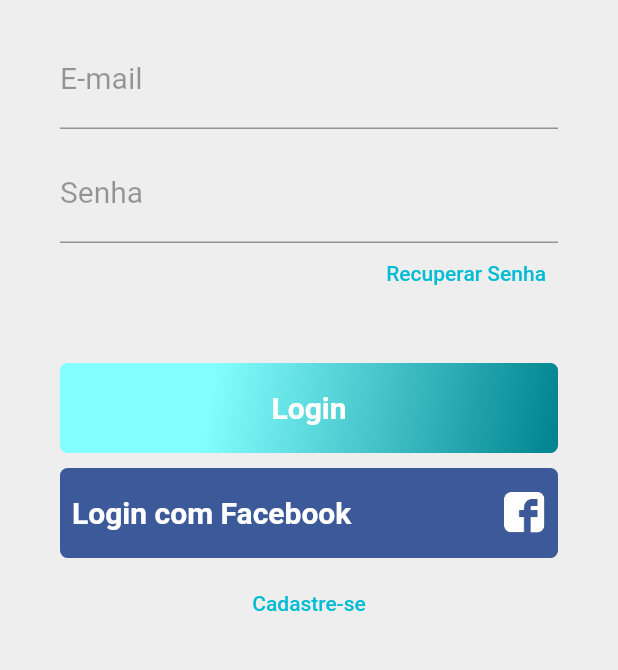
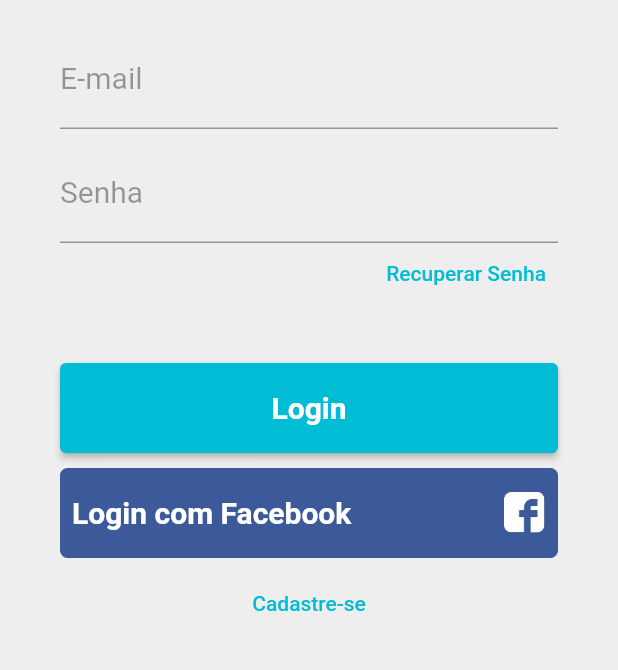
Before and after one commit to jgvilela/MarketMap, a Flutter app: the LoginPage screen opened directly, on a phone screen of 412 x 824 dp, the part 282-952 px from its top. Run offline on Flutter 3.47's test engine with Material 2 defaults, Android fonts, the phone set to English and light mode, and no system bars.

Commit message:
ultimas atualizações

```diff
--- a/market_map/lib/login.main.dart
+++ /dev/null
@@ -1,175 +0,0 @@
-import 'package:flutter/material.dart';
-
-class ResetPasswordPage extends StatelessWidget {
-  const ResetPasswordPage({Key? key}) : super(key: key);
-
-  @override
-  Widget build(BuildContext context) {
-    return Container();
-  }
-}
-
-class LoginPage extends StatelessWidget {
-  const LoginPage({Key? key}) : super(key: key);
-
-  @override
-  Widget build(BuildContext context) {
-    return Scaffold(
-      body: Container(
-        padding: EdgeInsets.only(
-          top: 60,
-          left: 40,
-          right: 40,
-        ),
-        color: Color(0XFFEEEEEE),
-        child: ListView(
-          children: <Widget>[
-            SizedBox(
-              width: 128,
-              height: 128,
-              child: Image.asset("assets/Logo2.png"),
-            ),
-            SizedBox(
-              height: 20,
-            ),
-            TextFormField(
-              keyboardType: TextInputType.emailAddress,
-              decoration: InputDecoration(
-                  labelText: "E-mail",
-                  labelStyle: TextStyle(
-                    color: Colors.black38,
-                    fontWeight: FontWeight.w400,
-                    fontSize: 20,
-                  )),
-              style: TextStyle(fontSize: 20),
-            ),
-            SizedBox(
-              height: 10,
-            ),
-            TextFormField(
-              keyboardType: TextInputType.text,
-              obscureText: true,
-              decoration: InputDecoration(
-                labelText: "Senha",
-                labelStyle: TextStyle(
-                  color: Colors.black38,
-                  fontWeight: FontWeight.w400,
-                  fontSize: 20,
-                ),
-              ),
-              style: TextStyle(fontSize: 20),
-            ),
-            Container(
-              height: 40,
-              alignment: Alignment.centerRight,
-              child: TextButton(
-                child: Text(
-                  "Recuperar Senha",
-                  textAlign: TextAlign.right,
-                ),
-                onPressed: () {
-                  Navigator.push(
-                    context,
-                    MaterialPageRoute(
-                      builder: (context) => ResetPasswordPage(),
-                    ),
-                  );
-                },
-              ),
-            ),
-            SizedBox(
-              height: 40,
-            ),
-            Container(
-              height: 60,
-              alignment: Alignment.centerLeft,
-              decoration: BoxDecoration(
-                gradient: LinearGradient(
-                  begin: Alignment.topLeft,
-                  end: Alignment.bottomRight,
-                  stops: [0.3, 1],
-                  colors: [
-                    Color(0xFF84FFFF),
-                    Color(0xFF00838F),
-                  ],
-                ),
-                borderRadius: BorderRadius.all(
-                  Radius.circular(5),
-                ),
-              ),
-              child: SizedBox.expand(
-                child: TextButton(
-                  child: Row(
-                    mainAxisAlignment: MainAxisAlignment.center,
-                    children: <Widget>[
-                      Text(
-                        "Login",
-                        style: TextStyle(
-                          fontWeight: FontWeight.bold,
-                          color: Colors.white,
-                          fontSize: 20,
-                        ),
-                        textAlign: TextAlign.left,
-                      ),
-                    ],
-                  ),
-                  onPressed: () => {},
-                ),
-              ),
-            ),
-            SizedBox(
-              height: 10,
-            ),
-            Container(
-              height: 60,
-              alignment: Alignment.centerLeft,
-              decoration: BoxDecoration(
-                color: Color(0xFF3C5A99),
-                borderRadius: BorderRadius.all(
-                  Radius.circular(5),
-                ),
-              ),
-              child: SizedBox.expand(
-                child: TextButton(
-                  onPressed: () => {},
-                  child: Row(
-                    mainAxisAlignment: MainAxisAlignment.spaceBetween,
-                    children: <Widget>[
-                      Text(
-                        "Login com Facebook",
-                        style: TextStyle(
-                          fontWeight: FontWeight.bold,
-                          color: Colors.white,
-                          fontSize: 20,
-                        ),
-                        textAlign: TextAlign.left,
-                      ),
-                      SizedBox(
-                        child: Image.asset("assets/fb-icon.png"),
-                        height: 28,
-                        width: 28,
-                      )
-                    ],
-                  ),
-                ),
-              ),
-            ),
-            SizedBox(
-              height: 10,
-            ),
-            SizedBox(
-              height: 40,
-              child: TextButton(
-                child: Text(
-                  "Cadastre-se",
-                  textAlign: TextAlign.center,
-                ),
-                onPressed: () => {},
-              ),
-            )
-          ],
-        ),
-      ),
-    );
-  }
-}
--- a/market_map/lib/main.dart
+++ b/market_map/lib/main.dart
@@ -1,5 +1,6 @@
 import 'package:flutter/material.dart';
 import 'package:market_map/pages/list_page.dart';
+import 'package:market_map/pages/login.main.dart';
 
 void main() => runApp(MyApp());
 
@@ -12,7 +13,7 @@ class MyApp extends StatelessWidget {
       theme: ThemeData(
         primarySwatch: Colors.cyan,
       ),
-      home: ListPage(),
+      home: LoginPage(),
     );
   }
 }
--- a/market_map/lib/models/customer.dart
+++ b/market_map/lib/models/customer.dart
@@ -1,13 +1,17 @@
+import 'package:market_map/models/favorite.dart';
+
 class Customer {
   String cpf;
   String name;
   String email;
   String password;
+  List<Favorite> favorites;
 
   Customer({
     required this.cpf,
     required this.name,
     required this.email,
     required this.password,
+    required this.favorites,
   });
 }
--- /dev/null
+++ b/market_map/lib/pages/login.main.dart
@@ -0,0 +1,197 @@
+import 'package:flutter/material.dart';
+import 'package:market_map/pages/list_page.dart';
+
+class ResetPasswordPage extends StatelessWidget {
+  const ResetPasswordPage({Key? key}) : super(key: key);
+
+  @override
+  Widget build(BuildContext context) {
+    return Container();
+  }
+}
+
+class LoginPage extends StatefulWidget {
+  const LoginPage({Key? key}) : super(key: key);
+
+  @override
+  State<LoginPage> createState() => _LoginPageState();
+}
+
+class _LoginPageState extends State<LoginPage> {
+  openListPage() {
+    Navigator.of(context).push(MaterialPageRoute(builder: (_) => ListPage()));
+  }
+
+  final _formKey = GlobalKey<FormState>();
+
+  @override
+  Widget build(BuildContext context) {
+    return Scaffold(
+      body: Form(
+        child: Container(
+          padding: EdgeInsets.only(
+            top: 60,
+            left: 40,
+            right: 40,
+          ),
+          color: Color(0XFFEEEEEE),
+          child: ListView(
+            children: <Widget>[
+              SizedBox(
+                width: 128,
+                height: 128,
+                child: Image.asset("assets/Logo2.png"),
+              ),
+              SizedBox(
+                height: 20,
+              ),
+              TextFormField(
+                keyboardType: TextInputType.emailAddress,
+                decoration: InputDecoration(
+                    labelText: "E-mail",
+                    labelStyle: TextStyle(
+                      color: Colors.black38,
+                      fontWeight: FontWeight.w400,
+                      fontSize: 20,
+                    )),
+                style: TextStyle(fontSize: 20),
+                validator: (value) {
+                  if (value == null || value.isEmpty) {
+                    return 'Please enter some text';
+                  }
+                  return null;
+                },
+              ),
+              SizedBox(
+                height: 10,
+              ),
+              TextFormField(
+                keyboardType: TextInputType.text,
+                obscureText: true,
+                decoration: InputDecoration(
+                  labelText: "Senha",
+                  labelStyle: TextStyle(
+                    color: Colors.black38,
+                    fontWeight: FontWeight.w400,
+                    fontSize: 20,
+                  ),
+                ),
+                style: TextStyle(fontSize: 20),
+              ),
+              Container(
+                height: 40,
+                alignment: Alignment.centerRight,
+                child: TextButton(
+                  child: Text(
+                    "Recuperar Senha",
+                    textAlign: TextAlign.right,
+                  ),
+                  onPressed: () {
+                    Navigator.push(
+                      context,
+                      MaterialPageRoute(
+                        builder: (context) => ResetPasswordPage(),
+                      ),
+                    );
+                  },
+                ),
+              ),
+              SizedBox(
+                height: 40,
+              ),
+              Container(
+                height: 60,
+                alignment: Alignment.centerLeft,
+                decoration: BoxDecoration(
+                  gradient: LinearGradient(
+                    begin: Alignment.topLeft,
+                    end: Alignment.bottomRight,
+                    stops: [0.3, 1],
+                    colors: [
+                      Color(0xFF84FFFF),
+                      Color(0xFF00838F),
+                    ],
+                  ),
+                  borderRadius: BorderRadius.all(
+                    Radius.circular(5),
+                  ),
+                ),
+                child: SizedBox.expand(
+                  child: ElevatedButton(
+                    child: Row(
+                      mainAxisAlignment: MainAxisAlignment.center,
+                      children: <Widget>[
+                        Text(
+                          "Login",
+                          style: TextStyle(
+                            fontWeight: FontWeight.bold,
+                            color: Colors.white,
+                            fontSize: 20,
+                          ),
+                          textAlign: TextAlign.left,
+                        ),
+                      ],
+                    ),
+                    onPressed: () {
+                      openListPage();
+                    },
+                  ),
+                ),
+              ),
+              SizedBox(
+                height: 10,
+              ),
+              Container(
+                height: 60,
+                alignment: Alignment.centerLeft,
+                decoration: BoxDecoration(
+                  color: Color(0xFF3C5A99),
+                  borderRadius: BorderRadius.all(
+                    Radius.circular(5),
+                  ),
+                ),
+                child: SizedBox.expand(
+                  child: TextButton(
+                    onPressed: () => {},
+                    child: Row(
+                      mainAxisAlignment: MainAxisAlignment.spaceBetween,
+                      children: <Widget>[
+                        Text(
+                          "Login com Facebook",
+                          style: TextStyle(
+                            fontWeight: FontWeight.bold,
+                            color: Colors.white,
+                            fontSize: 20,
+                          ),
+                          textAlign: TextAlign.left,
+                        ),
+                        SizedBox(
+                          child: Image.asset("assets/fb-icon.png"),
+                          height: 28,
+                          width: 28,
+                        )
+                      ],
+                    ),
+                  ),
+                ),
+              ),
+              SizedBox(
+                height: 10,
+              ),
+              SizedBox(
+                height: 40,
+                child: TextButton(
+                  child: Text(
+                    "Cadastre-se",
+                    textAlign: TextAlign.center,
+                  ),
+                  onPressed: () => {},
+                ),
+              )
+            ],
+          ),
+        ),
+      ),
+    );
+  }
+}
--- a/market_map/lib/repositories/product_repository.dart
+++ b/market_map/lib/repositories/product_repository.dart
@@ -1,7 +1,10 @@
 import 'package:market_map/models/product.dart';
 
 class ProductRepository {
-  static List<Product> products = [
+  List<Product> products = [];
+
+  ProductRepository() {
+    products = [
       Product(
           idProduct: 1,
           codebar: '1234567890',
@@ -84,3 +87,4 @@ class ProductRepository {
           placementColumn: 2),
     ];
   }
+}
```
Also changed, not shown: market_map/lib/models/favorite.dart (+20 -8 lines), market_map/lib/pages/list_page.dart (+25 -13 lines), market_map/lib/pages/product_page.dart (added, +53 -0 lines), market_map/assets/product_location.jpg (added). Lines whose indentation alone changed are shown as unchanged.
